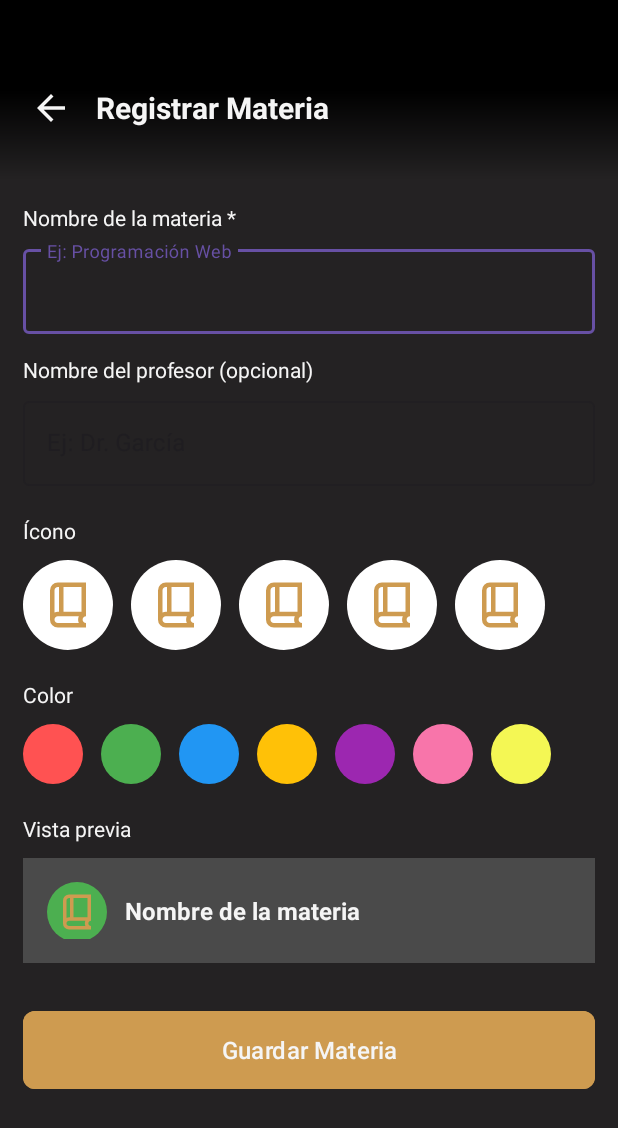
After one commit to IvanIza7/Unibook_DM, an Android app: the fragment AgregarMateria shown on its own in the app's theme, on a phone screen of 412 x 824 dp. The commit adds this screen. Shown: the top 1128 px of the screen. Run offline under Robolectric (Android 15) with nearby library versions, the phone set to English and light mode, and no system bars.

Commit message:
Agregar Materia

```diff
--- /dev/null
+++ b/app/src/main/java/com/navify/unibook/fragments/AgregarMateria.java
@@ -0,0 +1,147 @@
+package com.navify.unibook.fragments;
+
+import android.graphics.Color;
+import android.os.Bundle;
+import android.view.LayoutInflater;
+import android.view.View;
+import android.view.ViewGroup;
+import android.widget.ImageView;
+import android.widget.TextView;
+import android.widget.Toast;
+
+import androidx.annotation.NonNull;
+import androidx.annotation.Nullable;
+import androidx.fragment.app.Fragment;
+
+import com.google.android.material.textfield.TextInputEditText;
+import com.navify.unibook.DatabaseHelper;
+import com.navify.unibook.R;
+
+public class AgregarMateria extends Fragment {
+
+    // Componentes de la interfaz
+    private TextInputEditText etNombre, etProfesor;
+    private ImageView previewIconImage;
+    private TextView previewText;
+    private ImageView btnBack;
+
+    // Variables para guardar la selección (valores por defecto)
+    private int selectedColorInt = Color.parseColor("#4CAF50"); // Verde
+    private String selectedColorHex = "#4CAF50"; // Para enviar a la BD
+    private int selectedIconResId = R.drawable.ic_book; // ID del recurso (asegúrate que exista en drawable)
+
+    // Instancia de tu base de datos
+    private DatabaseHelper dbHelper;
+
+    public AgregarMateria() {
+        // Constructor vacío
+    }
+
+    @Override
+    public View onCreateView(LayoutInflater inflater, ViewGroup container,
+                             Bundle savedInstanceState) {
+        return inflater.inflate(R.layout.fragment_agregar_materia, container, false);
+    }
+
+    @Override
+    public void onViewCreated(@NonNull View view, @Nullable Bundle savedInstanceState) {
+        super.onViewCreated(view, savedInstanceState);
+
+        // 1. Inicializar Base de Datos
+        dbHelper = new DatabaseHelper(getContext());
+
+        // 2. Vincular vistas
+        etNombre = view.findViewById(R.id.inputNombre);
+        etProfesor = view.findViewById(R.id.inputProfesor);
+        previewIconImage = view.findViewById(R.id.pvwIcon);
+        previewText = view.findViewById(R.id.txtMateriaPrevia);
+        btnBack = view.findViewById(R.id.btnBack);
+
+        // 3. Botón Atrás
+        btnBack.setOnClickListener(v -> {
+            if (getParentFragmentManager() != null) {
+                getParentFragmentManager().popBackStack();
+            }
+        });
+
+        // 4. Configurar Clicks de Colores (Actualiza variable y vista previa)
+        setupColorClick(view.findViewById(R.id.color1), "#FF5252"); // Rojo
+        setupColorClick(view.findViewById(R.id.color2), "#4CAF50"); // Verde
+        setupColorClick(view.findViewById(R.id.color3), "#2196F3"); // Azul
+        setupColorClick(view.findViewById(R.id.color4), "#FFC107"); // Amarillo
+        setupColorClick(view.findViewById(R.id.color5), "#9C27B0"); // Morado
+
+        // 5. Actualizar texto de vista previa mientras escribes
+        etNombre.addTextChangedListener(new android.text.TextWatcher() {
+            @Override
+            public void beforeTextChanged(CharSequence s, int start, int count, int after) {}
+            @Override
+            public void onTextChanged(CharSequence s, int start, int before, int count) {
+                if (s.length() > 0) {
+                    previewText.setText(s.toString());
+                } else {
+                    previewText.setText("Nombre de la materia");
+                }
+            }
+            @Override
+            public void afterTextChanged(android.text.Editable s) {}
+        });
+
+        // 6. Botón Guardar
+        view.findViewById(R.id.btnGuardarMateria).setOnClickListener(v -> guardarMateria());
+    }
+
+    // Método para manejar selección de color
+    private void setupColorClick(View view, String colorHex) {
+        view.setOnClickListener(v -> {
+            // Guardamos el HEX para la base de datos
+            selectedColorHex = colorHex;
+            // Guardamos el INT para pintar la vista previa ahora mismo
+            selectedColorInt = Color.parseColor(colorHex);
+
+            // Pintamos el fondo del ícono en la vista previa
+            previewIconImage.getBackground().setTint(selectedColorInt);
+        });
+    }
+
+    private void guardarMateria() {
+        String nombre = etNombre.getText().toString().trim();
+        String profesor = etProfesor.getText().toString().trim();
+
+        // Validación: El nombre es obligatorio
+        if (nombre.isEmpty()) {
+            etNombre.setError("Escribe el nombre de la materia");
+            etNombre.requestFocus();
+            return;
+        }
+
+        // Obtener el nombre del recurso del icono (ej. "ic_book") para guardarlo como TEXT
+        // Esto permite recuperarlo después con getIdentifier
+        String nombreIcono = getResources().getResourceEntryName(selectedIconResId);
+
+        // ==========================================
+        // INSERTAR EN BASE DE DATOS
+        // ==========================================
+        long idResult = dbHelper.agregarMateria(nombre, profesor, selectedColorHex, nombreIcono);
+
+        if (idResult > 0) {
+            Toast.makeText(getContext(), "¡Materia guardada con éxito!", Toast.LENGTH_SHORT).show();
+
+            // Cerrar el fragment y volver a la lista
+            if (getParentFragmentManager() != null) {
+                getParentFragmentManager().popBackStack();
+            }
+        } else {
+            Toast.makeText(getContext(), "Error al guardar la materia", Toast.LENGTH_SHORT).show();
+        }
+    }
+
+    @Override
+    public void onDestroy() {
+        super.onDestroy();
+        // Cerrar conexión BD si está abierta (buena práctica)
+        if (dbHelper != null) {
+            dbHelper.close();
+        }
+    }
+}
--- a/app/src/main/res/drawable/bg_header_gradiente.xml
+++ b/app/src/main/res/drawable/bg_header_gradiente.xml
@@ -1,8 +1,12 @@
 <?xml version="1.0" encoding="utf-8"?>
-<gradient
-    xmlns:android="http://schemas.android.com/apk/res/android"
-    android:type="linear"
-    android:angle="90"
-    android:startColor="#3A7BDC"
-    android:endColor="#6BC8FF"
-    android:useLevel="false" />
+<shape xmlns:android="http://schemas.android.com/apk/res/android"
+    android:shape="rectangle">
+
+    <gradient
+        android:angle="270"
+        android:startColor="#000000"
+        android:centerColor="#000000"
+        android:endColor="@android:color/transparent"
+        android:type="linear" />
+
+</shape>
--- a/app/src/main/res/drawable/bg_round_card.xml
+++ b/app/src/main/res/drawable/bg_round_card.xml
@@ -1,5 +1,9 @@
+<?xml version="1.0" encoding="utf-8"?>
 <shape xmlns:android="http://schemas.android.com/apk/res/android"
-    android:shape="rectangle">
-    <solid android:color="@color/colorNeutralDark"/>
-    <corners android:radius="12dp"/>
+    android:shape="oval">
+
+    <solid android:color="#FFFFFF"/>
+    <size
+        android:width="50dp"
+        android:height="50dp"/>
 </shape>
--- /dev/null
+++ b/app/src/main/res/layout/fragment_agregar_materia.xml
@@ -0,0 +1,332 @@
+<?xml version="1.0" encoding="utf-8"?>
+<ScrollView xmlns:android="http://schemas.android.com/apk/res/android"
+    xmlns:app="http://schemas.android.com/apk/res-auto"
+    xmlns:tools="http://schemas.android.com/tools"
+    android:layout_width="match_parent"
+    android:layout_height="match_parent"
+    android:fillViewport="true"
+    android:background="@color/colorBackground">
+
+    <LinearLayout
+        android:orientation="vertical"
+        android:layout_width="match_parent"
+        android:layout_height="wrap_content">
+
+        <LinearLayout
+            android:layout_width="match_parent"
+            android:layout_height="120dp"
+            android:gravity="center_vertical"
+            android:paddingHorizontal="20dp"
+            android:paddingTop="24dp"
+            android:background="@drawable/bg_header_gradiente">
+
+            <ImageView
+                android:id="@+id/btnBack"
+                android:layout_width="28dp"
+                android:layout_height="28dp"
+                android:src="@drawable/ic_back"
+                app:tint="@color/colorTextOnDark" />
+
+            <TextView
+                android:id="@+id/txtMateria"
+                android:layout_width="wrap_content"
+                android:layout_height="wrap_content"
+                android:layout_marginStart="16dp"
+                android:text="Registrar Materia"
+                android:textColor="@color/colorTextOnDark"
+                android:textSize="20sp"
+                android:textStyle="bold" />
+        </LinearLayout>
+
+        <LinearLayout
+            android:layout_width="match_parent"
+            android:layout_height="wrap_content"
+            android:orientation="vertical"
+            android:padding="15dp">
+
+            <TextView
+                android:id="@+id/txtNombre"
+                android:layout_width="wrap_content"
+                android:layout_height="wrap_content"
+                android:text="Nombre de la materia *"
+                android:textColor="@color/colorTextOnDark"
+                android:textSize="14sp" />
+
+            <com.google.android.material.textfield.TextInputLayout
+                android:layout_width="match_parent"
+                android:layout_height="wrap_content"
+                android:layout_marginTop="6dp"
+                style="@style/Widget.MaterialComponents.TextInputLayout.OutlinedBox">
+
+                <com.google.android.material.textfield.TextInputEditText
+                    android:id="@+id/inputNombre"
+                    android:layout_width="match_parent"
+                    android:layout_height="wrap_content"
+                    android:hint="Ej: Programación Web"
+                    android:inputType="textCapWords"
+                    android:textColor="@color/colorTextOnDark"
+                    android:textColorHint="@color/colorNeutralLight" />
+            </com.google.android.material.textfield.TextInputLayout>
+
+            <TextView
+                android:id="@+id/txtProfesor"
+                android:layout_width="wrap_content"
+                android:layout_height="wrap_content"
+                android:layout_marginTop="14dp"
+                android:text="Nombre del profesor (opcional)"
+                android:textColor="@color/colorTextOnDark"
+                android:textSize="14sp" />
+
+            <com.google.android.material.textfield.TextInputLayout
+                android:layout_width="match_parent"
+                android:layout_height="wrap_content"
+                android:layout_marginTop="6dp"
+                style="@style/Widget.MaterialComponents.TextInputLayout.OutlinedBox">
+
+                <com.google.android.material.textfield.TextInputEditText
+                    android:id="@+id/inputProfesor"
+                    android:layout_width="match_parent"
+                    android:layout_height="wrap_content"
+                    android:hint="Ej: Dr. García"
+                    android:inputType="textPersonName|textCapWords"
+                    android:textColor="@color/colorTextOnDark"
+                    android:textColorHint="@color/colorNeutralLight" />
+            </com.google.android.material.textfield.TextInputLayout>
+
+            <TextView
+                android:id="@+id/txtIcono"
+                android:layout_width="wrap_content"
+                android:layout_height="wrap_content"
+                android:layout_marginTop="20dp"
+                android:text="Ícono"
+                android:textColor="@color/colorTextOnDark"
+                android:textSize="14sp" />
+
+            <HorizontalScrollView
+                android:layout_width="match_parent"
+                android:layout_height="wrap_content"
+                android:layout_marginTop="10dp"
+                android:contentDescription="Color"
+                android:scrollbars="none">
+
+                <LinearLayout
+                    android:id="@+id/layoutIconos"
+                    android:layout_width="wrap_content"
+                    android:layout_height="wrap_content"
+                    android:orientation="horizontal">
+
+                    <FrameLayout
+                        android:id="@+id/iconOption1"
+                        android:layout_width="60dp"
+                        android:layout_height="60dp"
+                        android:layout_marginEnd="12dp"
+                        android:background="@drawable/bg_round_card"
+                        android:padding="12dp">
+
+                        <ImageView
+                            android:layout_width="match_parent"
+                            android:layout_height="match_parent"
+                            android:src="@drawable/ic_book"
+                            app:tint="@color/colorAccent" />
+                    </FrameLayout>
+
+                    <FrameLayout
+                        android:id="@+id/iconOption2"
+                        android:layout_width="60dp"
+                        android:layout_height="60dp"
+                        android:layout_marginEnd="12dp"
+                        android:background="@drawable/bg_round_card"
+                        android:padding="12dp">
+
+                        <ImageView
+                            android:layout_width="match_parent"
+                            android:layout_height="match_parent"
+                            android:src="@drawable/ic_book"
+                            app:tint="@color/colorAccent" />
+                    </FrameLayout>
+
+                    <FrameLayout
+                        android:id="@+id/iconOption3"
+                        android:layout_width="60dp"
+                        android:layout_height="60dp"
+                        android:layout_marginEnd="12dp"
+                        android:background="@drawable/bg_round_card"
+                        android:padding="12dp">
+
+                        <ImageView
+                            android:layout_width="match_parent"
+                            android:layout_height="match_parent"
+                            android:src="@drawable/ic_book"
+                            app:tint="@color/colorAccent" />
+                    </FrameLayout>
+
+                    <FrameLayout
+                        android:id="@+id/iconOption4"
+                        android:layout_width="60dp"
+                        android:layout_height="60dp"
+                        android:layout_marginEnd="12dp"
+                        android:background="@drawable/bg_round_card"
+                        android:padding="12dp">
+
+                        <ImageView
+                            android:layout_width="match_parent"
+                            android:layout_height="match_parent"
+                            android:src="@drawable/ic_book"
+                            app:tint="@color/colorAccent" />
+                    </FrameLayout>
+
+                    <FrameLayout
+                        android:id="@+id/iconOption5"
+                        android:layout_width="60dp"
+                        android:layout_height="60dp"
+                        android:layout_marginEnd="12dp"
+                        android:background="@drawable/bg_round_card"
+                        android:padding="12dp">
+
+                        <ImageView
+                            android:layout_width="match_parent"
+                            android:layout_height="match_parent"
+                            android:src="@drawable/ic_book"
+                            app:tint="@color/colorAccent" />
+                    </FrameLayout>
+
+                </LinearLayout>
+            </HorizontalScrollView>
+
+
+            <TextView
+                android:id="@+id/txtColor"
+                android:layout_width="wrap_content"
+                android:layout_height="wrap_content"
+                android:layout_marginTop="20dp"
+                android:text="Color"
+                android:textColor="@color/colorTextOnDark"
+                android:textSize="14sp" />
+
+            <HorizontalScrollView
+                android:layout_width="match_parent"
+                android:layout_height="wrap_content"
+                android:layout_marginTop="10dp"
+                android:contentDescription="@string/vista_previa"
+                android:scrollbars="none">
+
+                <LinearLayout
+                    android:id="@+id/layoutColores"
+                    android:layout_width="wrap_content"
+                    android:layout_height="wrap_content"
+                    android:orientation="horizontal">
+
+                    <View
+                        android:id="@+id/color1"
+                        android:layout_width="40dp"
+                        android:layout_height="40dp"
+                        android:layout_marginEnd="12dp"
+                        android:background="@drawable/bg_round_card"
+                        android:backgroundTint="#FF5252" />
+
+                    <View
+                        android:id="@+id/color2"
+                        android:layout_width="40dp"
+                        android:layout_height="40dp"
+                        android:layout_marginEnd="12dp"
+                        android:background="@drawable/bg_round_card"
+                        android:backgroundTint="#4CAF50" />
+
+                    <View
+                        android:id="@+id/color3"
+                        android:layout_width="40dp"
+                        android:layout_height="40dp"
+                        android:layout_marginEnd="12dp"
+                        android:background="@drawable/bg_round_card"
+                        android:backgroundTint="#2196F3" />
+
+                    <View
+                        android:id="@+id/color4"
+                        android:layout_width="40dp"
+                        android:layout_height="40dp"
+                        android:layout_marginEnd="12dp"
+                        android:background="@drawable/bg_round_card"
+                        android:backgroundTint="#FFC107" />
+
+                    <View
+                        android:id="@+id/color5"
+                        android:layout_width="40dp"
+                        android:layout_height="40dp"
+                        android:layout_marginEnd="12dp"
+                        android:background="@drawable/bg_round_card"
+                        android:backgroundTint="#9C27B0" />
+
+                    <View
+                        android:id="@+id/color6"
+                        android:layout_width="40dp"
+                        android:layout_height="40dp"
+                        android:layout_marginEnd="12dp"
+                        android:background="@drawable/bg_round_card"
+                        android:backgroundTint="#F875AA" />
+
+                    <View
+                        android:id="@+id/color7"
+                        android:layout_width="40dp"
+                        android:layout_height="40dp"
+                        android:layout_marginEnd="12dp"
+                        android:background="@drawable/bg_round_card"
+                        android:backgroundTint="#F4F754" />
+                </LinearLayout>
+            </HorizontalScrollView>
+
+            <TextView
+                android:id="@+id/txtPrevia"
+                android:layout_width="wrap_content"
+                android:layout_height="wrap_content"
+                android:layout_marginTop="20dp"
+                android:text="Vista previa"
+                android:textColor="@color/colorTextOnDark"
+                android:textSize="14sp" />
+
+            <LinearLayout
+                android:id="@+id/cardPreview"
+                android:layout_width="match_parent"
+                android:layout_height="70dp"
+                android:orientation="horizontal"
+                android:padding="16dp"
+                android:layout_marginTop="10dp"
+                android:background="@color/colorNeutralDark"> <ImageView
+                android:id="@+id/pvwIcon"
+                android:layout_width="40dp"
+                android:layout_height="40dp"
+                android:background="@drawable/bg_round_card"
+                android:backgroundTint="#4CAF50"
+                android:padding="6dp"
+                android:src="@drawable/ic_book"
+                app:tint="@color/colorAccent" />
+
+                <TextView
+                    android:id="@+id/txtMateriaPrevia"
+                    android:text="Nombre de la materia"
+                    android:textColor="@color/colorTextOnDark"
+                    android:textSize="16sp"
+                    android:textStyle="bold"
+                    android:layout_marginStart="12dp"
+                    android:layout_gravity="center_vertical"
+                    android:layout_width="wrap_content"
+                    android:layout_height="wrap_content"/>
+            </LinearLayout>
+
+            <com.google.android.material.button.MaterialButton
+                android:id="@+id/btnGuardarMateria"
+                android:layout_width="match_parent"
+                android:layout_height="60dp"
+                android:layout_marginTop="28dp"
+                android:layout_marginBottom="24dp"
+                android:backgroundTint="@color/colorAccent"
+                android:text="Guardar Materia"
+                android:textAllCaps="false"
+                android:textColor="@color/colorTextOnDark"
+                android:textSize="16sp"
+                app:cornerRadius="8dp"
+                app:iconGravity="textStart"
+                app:iconTint="@color/colorTextOnDark" />
+
+        </LinearLayout>
+    </LinearLayout>
+</ScrollView>
--- a/app/src/main/res/values/strings.xml
+++ b/app/src/main/res/values/strings.xml
@@ -42,5 +42,7 @@
     <string name="vista_previa">Vista previa</string>
     <string name="texto_preview_materia">Nombre de la materia</string>
     <string name="btn_guardar_materia">Guardar Materia</string>
+    <!-- TODO: Remove or change this placeholder text -->
+    <string name="hello_blank_fragment">Hello blank fragment</string>
 
 </resources>
```
